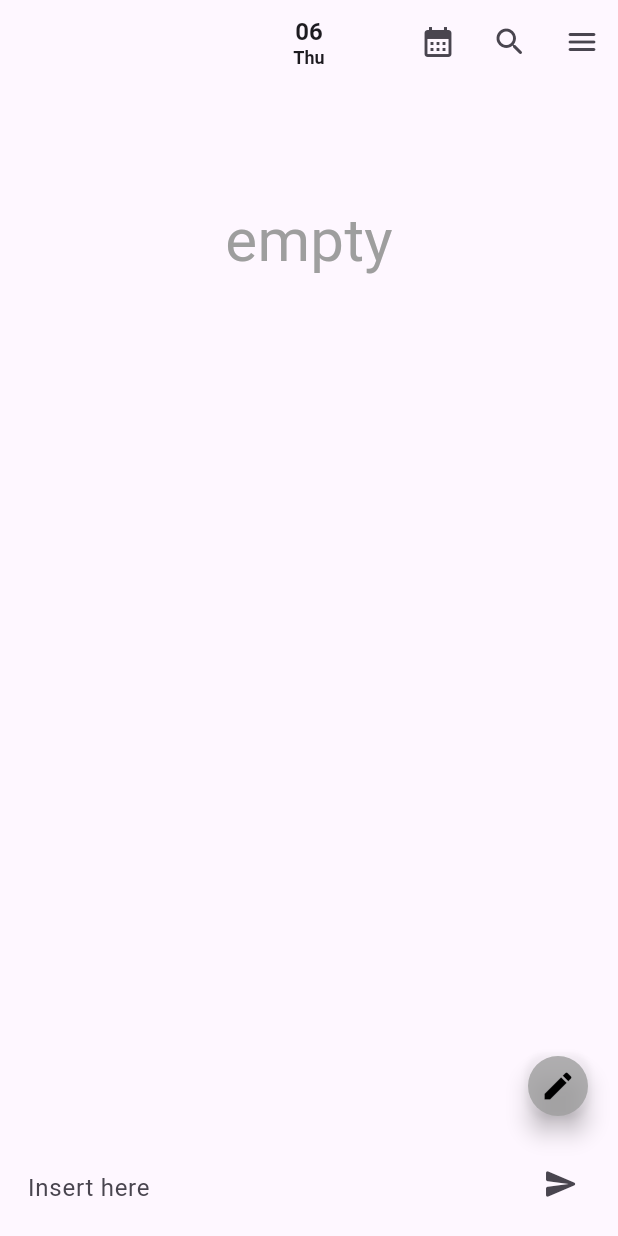
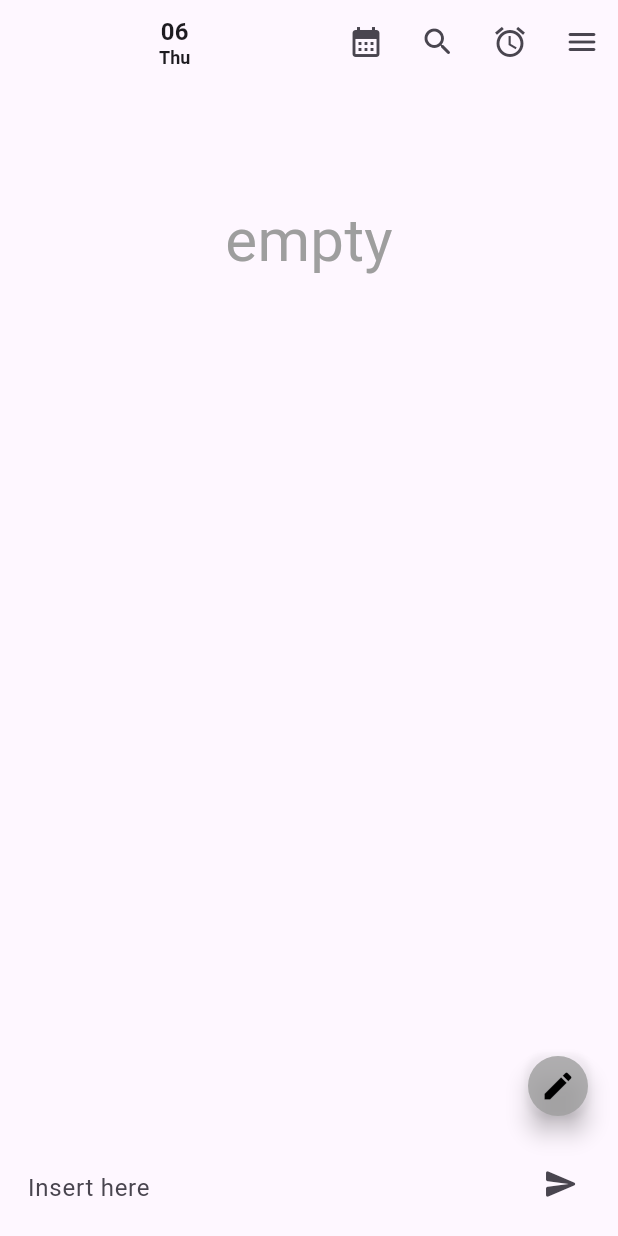
Before and after one commit to dc143cDev/memotile, a Flutter app: the screen it shows after launch, on a phone screen of 412 x 824 dp. Run offline on Flutter 3.47's test engine with Material 2 defaults, Android fonts, the phone set to English and light mode, and no system bars; our stand-ins replace flutter_local_notifications, get, get_storage, sqflite, table_calendar; accounts and stored records are empty.

Commit message:
에딧모드 ui 일부 구현, 컬러팔레트 변경 전 백업 커밋.

```diff
--- a/lib/app/modules/home/controllers/home_controller.dart
+++ b/lib/app/modules/home/controllers/home_controller.dart
@@ -200,19 +200,30 @@ class HomeController extends GetxController {
   int lightBlueValue = Color(0xffafcbfa).value;
   int plumValue = Color(0xffd7aefc).value;
 
+  //new palette
+  int blueValue = Color(0xff4584ea).value;
+  int redredValue = Color(0xfff12038).value;
+  int aquaValue = Color(0xff45cabf).value;
+  int greenValue = Color(0xff52b135).value;
+  int pinkValue = Color(0xffee2fb7).value;
+  int orangeValue = Color(0xfff37b31).value;
+  int purpleValue = Color(0xff8a50e2).value;
+  int mustardValue = Color(0xfff3d544).value;
+
   final colors = [
-    Color(0xffffffff), // classic white
-    Color(0xfff28b81), // light pink
-    Color(0xfff7bd02), // yellow
-    Color(0xfffbf476), // light yellow
-    Color(0xffcdff90), // light green
-    Color(0xffa7feeb), // turquoise
-    Color(0xffcbf0f8), // light cyan
-    Color(0xffafcbfa), // light blue
-    Color(0xffd7aefc), // plum
-    Color(0xfffbcfe9), // misty rose
-    Color(0xffe6c9a9), // light brown
-    Color(0xffe9eaee) // light gray
+
+    // Color(0xffffffff), // classic white
+    // Color(0xfff28b81), // light pink
+    // Color(0xfff7bd02), // yellow
+    // Color(0xfffbf476), // light yellow
+    // Color(0xffcdff90), // light green
+    // Color(0xffa7feeb), // turquoise
+    // Color(0xffcbf0f8), // light cyan
+    // Color(0xffafcbfa), // light blue
+    // Color(0xffd7aefc), // plum
+    // Color(0xfffbcfe9), // misty rose
+    // Color(0xffe6c9a9), // light brown
+    // Color(0xffe9eaee) // light gray
   ];
 
   //color part 다크모드.
@@ -226,6 +237,20 @@ class HomeController extends GetxController {
     isDarkModeOn.value = true;
     // darkModeDateIndicatorColor.value = Colors.grey.value;
     // print('ddI: ${darkModeDateIndicatorColor.value}');
+  }
+
+  //에딧모드 체크된 메모들을 가져와 for Each로 에딧 체크 콜롬에 0(false)을 넣어줌.
+  //홈뷰의 X FAB를 누를때 실행되며, 다시 메모 에딧 모드로 넘어갈때 이미 체크되어있는 상황을 방지하기 위함.
+  RxList editedMemo = [].obs;
+
+  editModeDone() async {
+    final data = await MemoHelper.getItemsByEditModeCheck();
+    print('edited: ${data}');
+    editedMemo.addAll(data);
+    editedMemo.forEach((element) {
+      updateItemForEditCheck(element['id'], 0);
+    });
+    print('edit mode done');
   }
 
   //앱 시작시 초기 컬러 가져오기.
@@ -404,6 +429,11 @@ class HomeController extends GetxController {
       int id, String editedContent, String editedDate, int editedColor) async {
     await MemoHelper.updateItem(
         id, editedContent, '${editedDate} (Edited)', editedColor);
+    refreshMemo();
+  }
+
+  Future<void> updateItemForEditCheck(int id, int isEditChecked) async {
+    await MemoHelper.updateItemForEdit(id, 0);
     refreshMemo();
   }
 
--- a/lib/app/modules/home/views/home_view.dart
+++ b/lib/app/modules/home/views/home_view.dart
@@ -37,13 +37,21 @@ class HomeView extends GetView<HomeController> {
                     color: Colors.grey.withOpacity(0.8),
                   ),
                   child: controller.isEditMode.value == true
-                      ? Icon(Icons.close, color: Colors.black,)
-                      : Icon(Icons.edit, color:  Colors.black,),
+                      ? Icon(
+                          Icons.close,
+                          color: Colors.black,
+                        )
+                      : Icon(
+                          Icons.edit,
+                          color: Colors.black,
+                        ),
                 ),
                 backgroundColor: Colors.transparent,
                 onPressed: () {
                   if (controller.isEditMode.value == true) {
                     controller.isEditMode.value = false;
+                    //에딧모드 종료시 실행되는 메소드.
+                    controller.editModeDone();
                   } else {
                     controller.isEditMode.value = true;
                   }
@@ -62,7 +70,10 @@ class HomeView extends GetView<HomeController> {
                             borderRadius: BorderRadius.circular(50),
                             color: Colors.grey.withOpacity(0.8),
                           ),
-                          child: Icon(Icons.arrow_downward_sharp, color: Colors.black,),
+                          child: Icon(
+                            Icons.arrow_downward_sharp,
+                            color: Colors.black,
+                          ),
                         ),
                         backgroundColor: Colors.transparent,
                         onPressed: () {
@@ -79,7 +90,7 @@ class HomeView extends GetView<HomeController> {
         ),
         appBar: AppBar(
           elevation: 0,
-          centerTitle: true,
+          centerTitle: false,
           actions: [
             // 타일 탭 오픈.
             Obx(
@@ -91,6 +102,7 @@ class HomeView extends GetView<HomeController> {
                       },
                       icon: Icon(
                         Icons.calendar_month_sharp,
+                        // size: 18,
                       ),
                     ),
             ),
@@ -101,6 +113,16 @@ class HomeView extends GetView<HomeController> {
               },
               icon: Icon(
                 Icons.search_rounded,
+                // size: 18,
+              ),
+            ),
+            IconButton(
+              onPressed: () {
+                // openSearchSheet();
+              },
+              icon: Icon(
+                Icons.alarm,
+                // size: 18,
               ),
             ),
             //메뉴 탭 오픈.
@@ -110,10 +132,14 @@ class HomeView extends GetView<HomeController> {
               },
               icon: Icon(
                 Icons.menu_rounded,
+                // size: 18,
               ),
             ),
           ],
-          leadingWidth: 100,
+          leadingWidth:
+              controller.searchModeOn == true || controller.tagModeOn == true
+                  ? null
+                  : 90,
           //appBar 왼쪽 상단의 리딩 버튼, 처음부터 되돌아가기 모양, 월 정보 표시.
           leading: Obx(
             //모드에 따라 바뀌는 ui.
@@ -177,7 +203,7 @@ class HomeView extends GetView<HomeController> {
                             ),
                           )
                         //디폴트 모드.
-                        : Container(),
+                        : null,
                   ),
           ),
 
@@ -323,6 +349,7 @@ class HomeView extends GetView<HomeController> {
                         flex: 9,
                         child: Obx(
                           () => ListView.builder(
+                            shrinkWrap: true,
                             reverse: false,
                             physics: AlwaysScrollableScrollPhysics(),
                             controller: controller.scrollController.value,
@@ -333,6 +360,8 @@ class HomeView extends GetView<HomeController> {
                                 id: controller.memo[index]['id'],
                                 text: controller.memo[index]['content'],
                                 createdAt: controller.memo[index]['createdAt'],
+                                isEditChecked: controller.memo[index]
+                                    ['isEditChecked'],
                                 date: controller.memo[index]['dateData'],
                                 isFirst: controller.memo[index]['isFirst'],
                                 colorValue: controller.memo[index]
@@ -344,7 +373,14 @@ class HomeView extends GetView<HomeController> {
                       ),
                       Expanded(
                         flex: 1,
-                        child: Row(
+                        //에딧모드가 켜지면 텍스트필드가 아닌 태그설정 및 지우기 탭이 나옴.
+                        child: controller.isEditMode.value == true
+                            ? Row(
+                                children: [
+
+                                ],
+                              )
+                            : Row(
                                 children: [
                                   Expanded(
                                     child: Padding(
@@ -385,7 +421,8 @@ class HomeView extends GetView<HomeController> {
                                         //defaultModeOn
                                         controller.defaultModeOn();
                                         //debug.
-                                  print(controller.colorValue.value.toString());
+                                        print(controller.colorValue.value
+                                            .toString());
                                         print(controller.CurrentDayDetail.value
                                             .toString());
                                       },
--- a/lib/app/modules/home/views/memo_detail_view.dart
+++ b/lib/app/modules/home/views/memo_detail_view.dart
@@ -427,10 +427,4 @@ class MemoDetailView extends GetView<HomeController> {
       ),
     );
   }
-
-  ColorPickerBar() {
-    return ListView(
-      children: [],
-    );
-  }
 }
```
Also changed, not shown: lib/app/global/memo.dart (+46 -21 lines), lib/app/global/memo_tile.dart (+39 -5 lines). Lines whose indentation alone changed are shown as unchanged.
